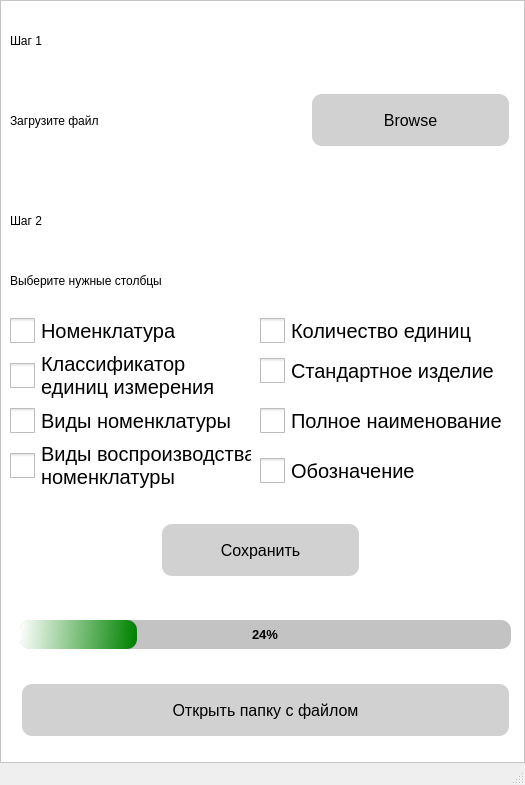
This is Nastya_Diplom/nastya.ui in MatienkoAndrew/ML_2021 as Qt 5 draws it before an edit. The edited form follows.
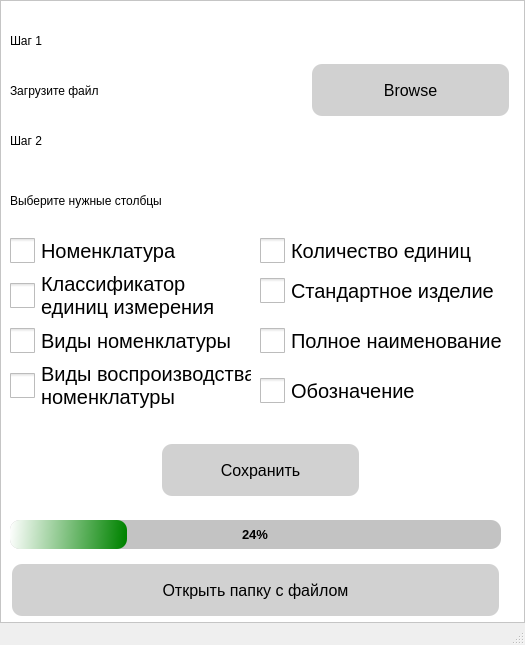
This is the edited form.

```diff
--- a/Nastya_Diplom/nastya.ui
+++ b/Nastya_Diplom/nastya.ui
@@ -7,7 +7,7 @@
     <x>0</x>
     <y>0</y>
     <width>525</width>
-    <height>785</height>
+    <height>645</height>
    </rect>
   </property>
   <property name="minimumSize">
@@ -76,7 +76,7 @@
        <property name="geometry">
         <rect>
          <x>10</x>
-         <y>100</y>
+         <y>70</y>
          <width>231</width>
          <height>41</height>
         </rect>
@@ -92,7 +92,7 @@
        <property name="geometry">
         <rect>
          <x>310</x>
-         <y>90</y>
+         <y>60</y>
          <width>201</width>
          <height>60</height>
         </rect>
@@ -133,7 +133,7 @@
        <property name="geometry">
         <rect>
          <x>10</x>
-         <y>190</y>
+         <y>110</y>
          <width>121</width>
          <height>61</height>
         </rect>
@@ -149,7 +149,7 @@
        <property name="geometry">
         <rect>
          <x>10</x>
-         <y>260</y>
+         <y>180</y>
          <width>381</width>
          <height>41</height>
         </rect>
@@ -165,7 +165,7 @@
        <property name="geometry">
         <rect>
          <x>10</x>
-         <y>310</y>
+         <y>230</y>
          <width>171</width>
          <height>41</height>
         </rect>
@@ -187,7 +187,7 @@
        <property name="geometry">
         <rect>
          <x>10</x>
-         <y>350</y>
+         <y>270</y>
          <width>221</width>
          <height>51</height>
         </rect>
@@ -210,7 +210,7 @@
        <property name="geometry">
         <rect>
          <x>10</x>
-         <y>400</y>
+         <y>320</y>
          <width>221</width>
          <height>41</height>
         </rect>
@@ -232,7 +232,7 @@
        <property name="geometry">
         <rect>
          <x>10</x>
-         <y>440</y>
+         <y>360</y>
          <width>241</width>
          <height>51</height>
         </rect>
@@ -255,7 +255,7 @@
        <property name="geometry">
         <rect>
          <x>260</x>
-         <y>310</y>
+         <y>230</y>
          <width>221</width>
          <height>41</height>
         </rect>
@@ -277,7 +277,7 @@
        <property name="geometry">
         <rect>
          <x>260</x>
-         <y>350</y>
+         <y>270</y>
          <width>241</width>
          <height>41</height>
         </rect>
@@ -299,7 +299,7 @@
        <property name="geometry">
         <rect>
          <x>260</x>
-         <y>400</y>
+         <y>320</y>
          <width>251</width>
          <height>41</height>
         </rect>
@@ -321,7 +321,7 @@
        <property name="geometry">
         <rect>
          <x>260</x>
-         <y>450</y>
+         <y>370</y>
          <width>161</width>
          <height>41</height>
         </rect>
@@ -343,7 +343,7 @@
        <property name="geometry">
         <rect>
          <x>160</x>
-         <y>520</y>
+         <y>440</y>
          <width>201</width>
          <height>60</height>
         </rect>
@@ -383,8 +383,8 @@
       <widget class="QProgressBar" name="progressBar">
        <property name="geometry">
         <rect>
-         <x>20</x>
-         <y>620</y>
+         <x>10</x>
+         <y>520</y>
          <width>491</width>
          <height>29</height>
         </rect>
@@ -423,8 +423,8 @@
       <widget class="QPushButton" name="browse_3">
        <property name="geometry">
         <rect>
-         <x>20</x>
-         <y>680</y>
+         <x>10</x>
+         <y>560</y>
          <width>491</width>
          <height>60</height>
         </rect>
```
